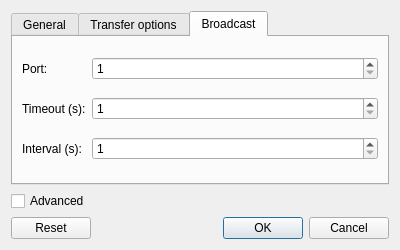
Old version of the form src/application/settingsdialog.ui in the repository nitroshare/nitroshare-desktop.
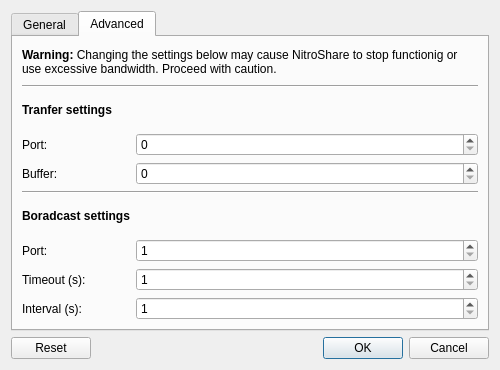
New version of the form.

Commit message: Changed the look of settings dialog.

```diff
--- a/src/application/settingsdialog.ui
+++ b/src/application/settingsdialog.ui
@@ -6,20 +6,20 @@
    <rect>
     <x>0</x>
     <y>0</y>
-    <width>400</width>
-    <height>250</height>
+    <width>500</width>
+    <height>370</height>
    </rect>
   </property>
   <property name="minimumSize">
    <size>
-    <width>400</width>
-    <height>250</height>
+    <width>500</width>
+    <height>370</height>
    </size>
   </property>
   <property name="maximumSize">
    <size>
-    <width>400</width>
-    <height>250</height>
+    <width>500</width>
+    <height>370</height>
    </size>
   </property>
   <property name="windowTitle">
@@ -37,9 +37,9 @@
       </attribute>
       <layout class="QGridLayout" name="gridLayout_3">
        <item row="0" column="0">
-        <widget class="QLabel" name="label">
+        <widget class="QLabel" name="label_9">
          <property name="text">
-          <string>Device name: </string>
+          <string>Device name:</string>
          </property>
         </widget>
        </item>
@@ -72,8 +72,8 @@
          </property>
         </widget>
        </item>
-       <item row="3" column="0" colspan="2">
-        <widget class="QLabel" name="label_8">
+       <item row="4" column="0" colspan="2">
+        <widget class="QLabel" name="label_11">
          <property name="enabled">
           <bool>false</bool>
          </property>
@@ -101,18 +101,8 @@
          </property>
         </widget>
        </item>
-       <item row="0" column="2">
-        <widget class="QLineEdit" name="lnEdtdeviceName"/>
-       </item>
-      </layout>
-     </widget>
-     <widget class="QWidget" name="tab_2">
-      <attribute name="title">
-       <string>Transfer options</string>
-      </attribute>
-      <layout class="QGridLayout" name="gridLayout">
-       <item row="0" column="2">
-        <layout class="QHBoxLayout" name="horizontalLayout_2">
+       <item row="1" column="2">
+        <layout class="QHBoxLayout" name="horizontalLayout_5">
          <item>
           <widget class="QLineEdit" name="lnEdtDirectory"/>
          </item>
@@ -144,48 +134,89 @@
          </property>
         </widget>
        </item>
-       <item row="1" column="2">
-        <widget class="QSpinBox" name="spnBoxTransferPort">
-         <property name="minimum">
-          <number>1</number>
-         </property>
-         <property name="maximum">
-          <number>65536</number>
-         </property>
-        </widget>
-       </item>
-       <item row="0" column="0">
+      </layout>
+     </widget>
+     <widget class="QWidget" name="tab_3">
+      <attribute name="title">
+       <string>Advanced</string>
+      </attribute>
+      <layout class="QGridLayout" name="gridLayout">
+       <item row="0" column="0" colspan="3">
         <widget class="QLabel" name="label_2">
          <property name="text">
-          <string>Directory:</string>
+          <string>&lt;html&gt;&lt;head/&gt;&lt;body&gt;&lt;p&gt;&lt;span style=&quot; font-weight:600;&quot;&gt;Warning:&lt;/span&gt; Changing the settings below may cause NitroShare to stop functionig or use excessive bandwidth. Proceed with caution.&lt;/p&gt;&lt;/body&gt;&lt;/html&gt;</string>
          </property>
+         <property name="wordWrap">
+          <bool>true</bool>
+         </property>
         </widget>
        </item>
-       <item row="2" column="0">
-        <widget class="QLabel" name="label_4">
+       <item row="2" column="0" colspan="2">
+        <widget class="QLabel" name="label_8">
+         <property name="text">
+          <string>&lt;html&gt;&lt;head/&gt;&lt;body&gt;&lt;p&gt;&lt;span style=&quot; font-weight:600;&quot;&gt;Tranfer settings&lt;/span&gt;&lt;/p&gt;&lt;/body&gt;&lt;/html&gt;</string>
+         </property>
+        </widget>
+       </item>
+       <item row="3" column="0">
+        <widget class="QLabel" name="label_12">
+         <property name="text">
+          <string>Port:</string>
+         </property>
+        </widget>
+       </item>
+       <item row="3" column="2">
+        <widget class="QSpinBox" name="spnBoxTransferPort">
+         <property name="sizePolicy">
+          <sizepolicy hsizetype="Expanding" vsizetype="Fixed">
+           <horstretch>0</horstretch>
+           <verstretch>0</verstretch>
+          </sizepolicy>
+         </property>
+        </widget>
+       </item>
+       <item row="4" column="0">
+        <widget class="QLabel" name="label_13">
          <property name="text">
           <string>Buffer:</string>
          </property>
         </widget>
        </item>
-       <item row="2" column="2">
+       <item row="4" column="2">
         <widget class="QSpinBox" name="spnBoxBuffer">
-         <property name="minimum">
-          <number>1</number>
+         <property name="sizePolicy">
+          <sizepolicy hsizetype="Expanding" vsizetype="Fixed">
+           <horstretch>0</horstretch>
+           <verstretch>0</verstretch>
+          </sizepolicy>
          </property>
-         <property name="maximum">
-          <number>65536</number>
+        </widget>
+       </item>
+       <item row="5" column="0" colspan="3">
+        <widget class="Line" name="line">
+         <property name="frameShadow">
+          <enum>QFrame::Sunken</enum>
          </property>
+         <property name="orientation">
+          <enum>Qt::Horizontal</enum>
+         </property>
         </widget>
        </item>
-      </layout>
-     </widget>
-     <widget class="QWidget" name="tab_3">
-      <attribute name="title">
-       <string>Broadcast</string>
-      </attribute>
-      <layout class="QGridLayout" name="gridLayout_2">
-       <item row="0" column="1">
+       <item row="6" column="0" colspan="2">
+        <widget class="QLabel" name="label">
+         <property name="text">
+          <string>&lt;html&gt;&lt;head/&gt;&lt;body&gt;&lt;p&gt;&lt;span style=&quot; font-weight:600;&quot;&gt;Boradcast settings&lt;/span&gt;&lt;/p&gt;&lt;/body&gt;&lt;/html&gt;</string>
+         </property>
+        </widget>
+       </item>
+       <item row="7" column="0">
+        <widget class="QLabel" name="label_5">
+         <property name="text">
+          <string>Port:</string>
+         </property>
+        </widget>
+       </item>
+       <item row="7" column="2">
         <widget class="QSpinBox" name="spnBoxBroadcastPort">
          <property name="sizePolicy">
           <sizepolicy hsizetype="Expanding" vsizetype="Fixed">
@@ -201,15 +232,21 @@
          </property>
         </widget>
        </item>
-       <item row="1" column="0">
+       <item row="8" column="0">
         <widget class="QLabel" name="label_6">
          <property name="text">
           <string>Timeout (s):</string>
          </property>
         </widget>
        </item>
-       <item row="1" column="1">
+       <item row="8" column="2">
         <widget class="QSpinBox" name="spnBoxBroadcastTimeout">
+         <property name="sizePolicy">
+          <sizepolicy hsizetype="Expanding" vsizetype="Fixed">
+           <horstretch>0</horstretch>
+           <verstretch>0</verstretch>
+          </sizepolicy>
+         </property>
          <property name="minimum">
           <number>1</number>
          </property>
@@ -218,15 +255,21 @@
          </property>
         </widget>
        </item>
-       <item row="2" column="0">
+       <item row="9" column="0">
         <widget class="QLabel" name="label_7">
          <property name="text">
           <string>Interval (s):</string>
          </property>
         </widget>
        </item>
-       <item row="2" column="1">
+       <item row="9" column="2">
         <widget class="QSpinBox" name="spnBoxBroadcastInterval">
+         <property name="sizePolicy">
+          <sizepolicy hsizetype="Expanding" vsizetype="Fixed">
+           <horstretch>0</horstretch>
+           <verstretch>0</verstretch>
+          </sizepolicy>
+         </property>
          <property name="minimum">
           <number>1</number>
          </property>
@@ -235,10 +278,10 @@
          </property>
         </widget>
        </item>
-       <item row="0" column="0">
-        <widget class="QLabel" name="label_5">
-         <property name="text">
-          <string>Port:</string>
+       <item row="1" column="0" colspan="3">
+        <widget class="Line" name="line_2">
+         <property name="orientation">
+          <enum>Qt::Horizontal</enum>
          </property>
         </widget>
        </item>
@@ -246,13 +289,6 @@
      </widget>
     </widget>
    </item>
-   <item>
-    <widget class="QCheckBox" name="chkBoxAdvanced">
-     <property name="text">
-      <string>Advanced</string>
-     </property>
-    </widget>
-   </item>
    <item>
     <layout class="QHBoxLayout" name="horizontalLayout_4">
      <item>
```
Left out of the diff: 88 changed lines with no effect on the pictures. The commit also changes 2 other files.
